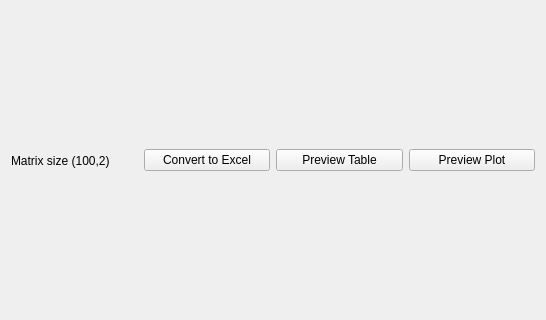
Before: the Qt Designer form pyleecan/GUI/Tools/WImport/WImportMatrixTable/WImportMatrixTable.ui in Eomys/pyleecan, drawn with Qt 5; both pictures show x 0 to 546 and y 95 to 415 of the 546 by 511 pixel window.
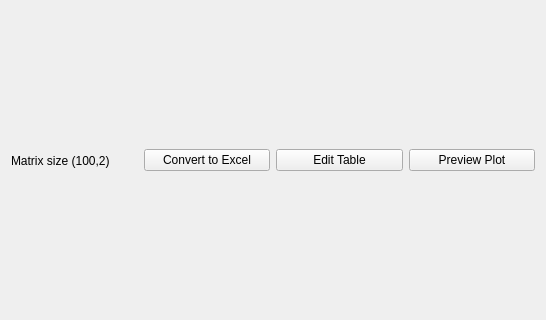
After: the same form once the commit is applied.

Commit message: [CO] update missleading button text 'Preview Table' --> 'Edit Table'

Patch:
```diff
--- a/pyleecan/GUI/Tools/WImport/WImportMatrixTable/WImportMatrixTable.ui
+++ b/pyleecan/GUI/Tools/WImport/WImportMatrixTable/WImportMatrixTable.ui
@@ -43,7 +43,7 @@
    <item>
     <widget class="QPushButton" name="b_tab">
      <property name="text">
-      <string>Preview Table</string>
+      <string>Edit Table</string>
      </property>
     </widget>
    </item>
```
The commit also changes 1 other file.
